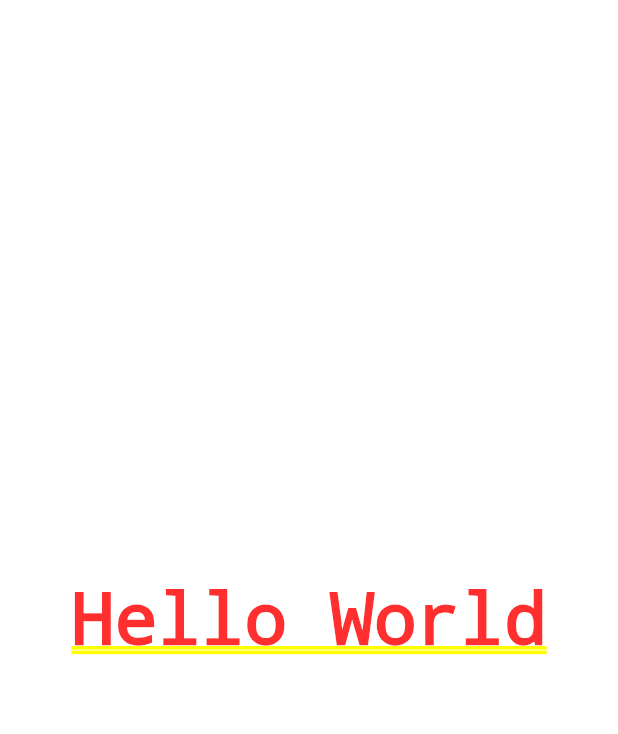
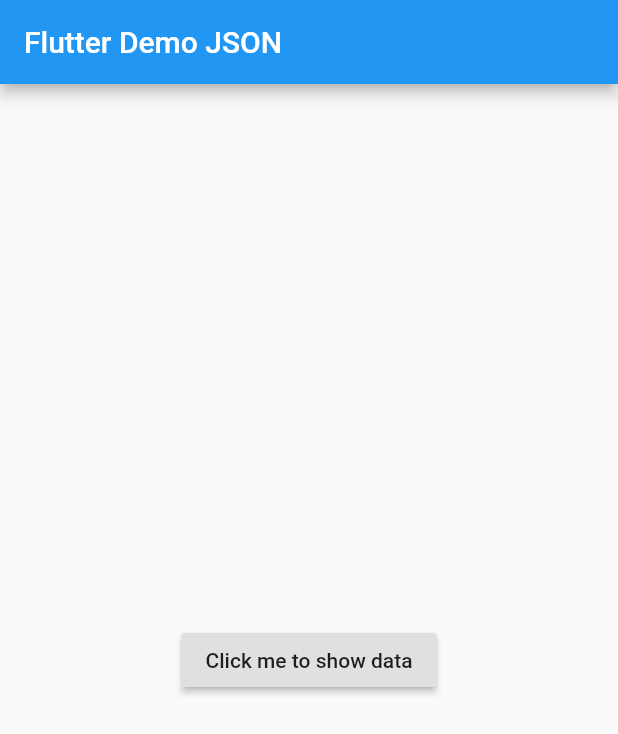
Before and after one commit to wtrungvu/Flutter_Demo_JSON, a Flutter app: the screen it shows after launch, on a phone screen of 412 x 824 dp. Shown: the top 734 px of the screen. Run offline on Flutter 3.47's test engine with Material 2 defaults, Android fonts, the phone set to English and light mode, and no system bars.

Commit message:
Add Demo Flutter Json

```diff
--- a/flutter_demo_json/lib/main.dart
+++ b/flutter_demo_json/lib/main.dart
@@ -1,6 +1,38 @@
+import 'dart:convert';
 import 'package:flutter/material.dart';
+import 'package:flutter_demo_json/order.dart';
 
 void main() => runApp(MyApp());
+
+const jsonString = '''
+{
+  "orderId": 123456,
+  "user": {
+    "fullName": "Trung Vu",
+    "email": "wtrungvu@gmail.com"
+  },
+  "products": [
+    {
+      "productId": 123,
+      "productName": "iPhone",
+      "quantity": 10,
+      "price": 300.123
+    },
+    {
+      "productId": 456,
+      "productName": "Macbook",
+      "quantity": 5,
+      "price": 600.000
+    },
+    {
+      "productId": 789,
+      "productName": "iPad",
+      "quantity": 25,
+      "price": 50.000
+    }
+  ]
+}
+''';
 
 class MyApp extends StatelessWidget {
   // This widget is the root of your application.
@@ -11,9 +43,48 @@ class MyApp extends StatelessWidget {
       theme: ThemeData(
         primarySwatch: Colors.blue,
       ),
-      home: Center(
-        child: Text("Hello World"),
+      home: Scaffold(
+        appBar: AppBar(
+          title: Text("Flutter Demo JSON"),
+        ),
+        body: JsonInfo(),
       ),
     );
   }
 }
+
+class JsonInfo extends StatefulWidget {
+  @override
+  _JsonInfoState createState() => _JsonInfoState();
+}
+
+class _JsonInfoState extends State<JsonInfo> {
+  @override
+  Widget build(BuildContext context) {
+    return Center(
+      child: Container(
+        child: RaisedButton(
+          child: Text("Click me to show data"),
+          onPressed: () {
+            Map<String, dynamic> map = jsonDecode(jsonString);
+
+            // print("orderId = " + map['orderId'].toString());
+
+            var order = Order.fromJson(map);
+
+            print(order.orderId);
+            print(order.user.email);
+            print(order.user.fullName);
+
+            print("======= Products ========");
+
+            order.products.forEach((product) {
+              print(product.productName);
+              print("---------------");
+            });
+          },
+        ),
+      ),
+    );
+  }
+}
--- /dev/null
+++ b/flutter_demo_json/lib/order.dart
@@ -0,0 +1,58 @@
+class Order {
+  int orderId;
+  User user;
+  List<Product> products;
+
+  Order({this.orderId, this.user, this.products});
+
+  factory Order.fromJson(map) {
+    return Order(
+        orderId: map['orderId'],
+        user: User.fromJson(map['user']),
+        products: Product.parseData(map)
+        );
+  }
+
+  Map<String, dynamic> toJson() => {
+        'orderId': orderId,
+        'user': user,
+        'products': products,
+      };
+}
+
+class User {
+  String fullName;
+  String email;
+
+  User({this.fullName, this.email});
+
+  factory User.fromJson(map) {
+    return User(
+      fullName: map['fullName'],
+      email: map['email'],
+    );
+  }
+}
+
+class Product {
+  int productId;
+  String productName;
+  int quatity;
+  double price;
+
+  Product({this.productId, this.productName, this.quatity, this.price});
+
+  factory Product.fromJson(map) {
+    return Product(
+      productId: map['productId'],
+      productName: map['productName'],
+      quatity: map['quantity'],
+      price: map['price'],
+    );
+  }
+
+  static List<Product> parseData(map) {
+    var list = map['products'] as List;
+    return list.map((product) => Product.fromJson(product)).toList();
+  }
+}
--- /dev/null
+++ b/flutter_demo_json/lib/order_web.dart
@@ -0,0 +1,74 @@
+
+//* https://app.quicktype.io/
+
+class Welcome {
+    int orderId;
+    User user;
+    List<Product> products;
+
+    Welcome({
+        this.orderId,
+        this.user,
+        this.products,
+    });
+
+    factory Welcome.fromJson(Map<String, dynamic> json) => new Welcome(
+        orderId: json["orderId"],
+        user: User.fromJson(json["user"]),
+        products: new List<Product>.from(json["products"].map((x) => Product.fromJson(x))),
+    );
+
+    Map<String, dynamic> toJson() => {
+        "orderId": orderId,
+        "user": user.toJson(),
+        "products": new List<dynamic>.from(products.map((x) => x.toJson())),
+    };
+}
+
+class Product {
+    int productId;
+    String productName;
+    int quantity;
+    int price;
+
+    Product({
+        this.productId,
+        this.productName,
+        this.quantity,
+        this.price,
+    });
+
+    factory Product.fromJson(Map<String, dynamic> json) => new Product(
+        productId: json["productId"],
+        productName: json["productName"],
+        quantity: json["quantity"],
+        price: json["price"],
+    );
+
+    Map<String, dynamic> toJson() => {
+        "productId": productId,
+        "productName": productName,
+        "quantity": quantity,
+        "price": price,
+    };
+}
+
+class User {
+    String fullName;
+    String email;
+
+    User({
+        this.fullName,
+        this.email,
+    });
+
+    factory User.fromJson(Map<String, dynamic> json) => new User(
+        fullName: json["fullName"],
+        email: json["email"],
+    );
+
+    Map<String, dynamic> toJson() => {
+        "fullName": fullName,
+        "email": email,
+    };
+}
```
